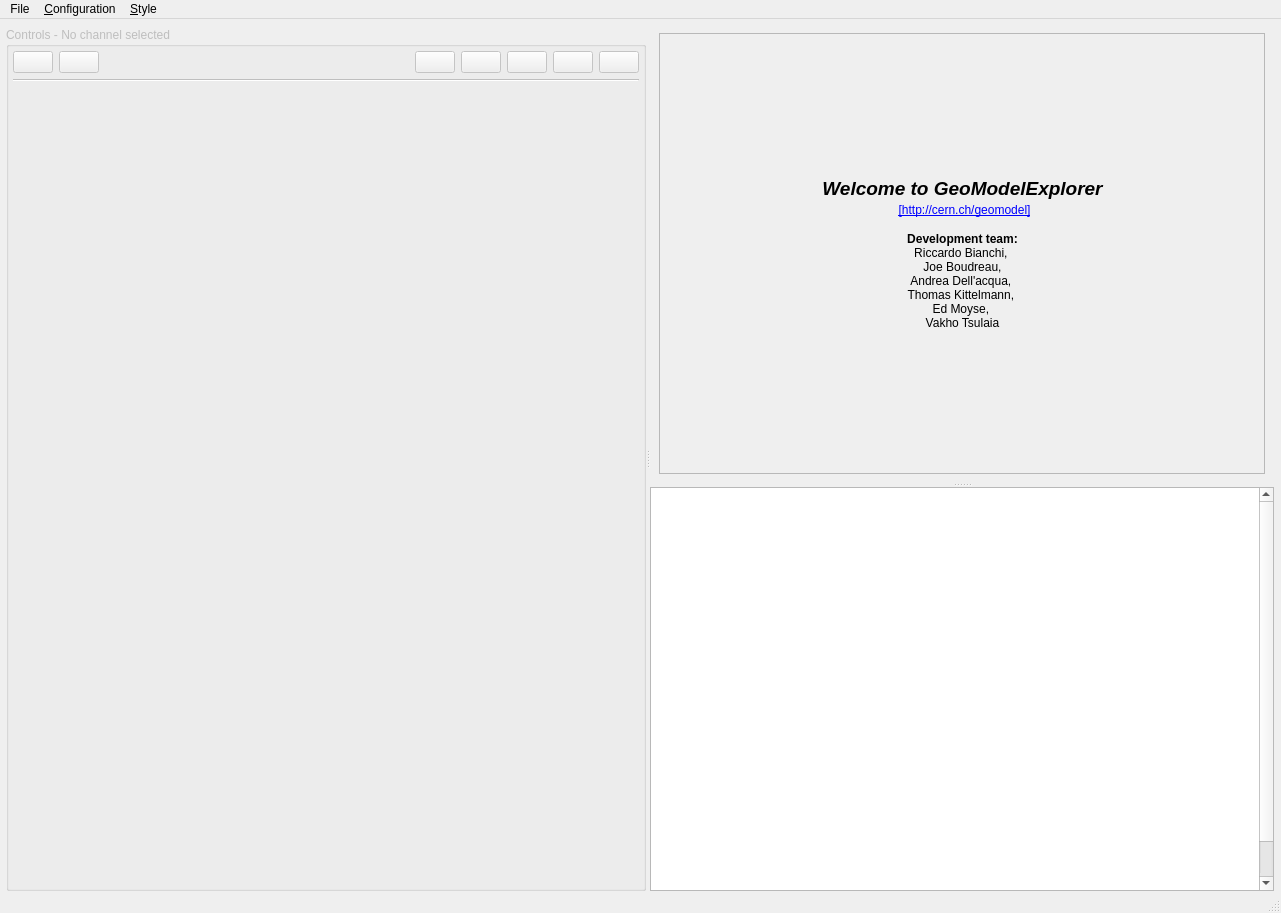
Before: the Qt Designer form VP1Gui/src/gxmainwindow.ui in efemberg11/GeoModel_rmakhman, drawn with Qt 5.
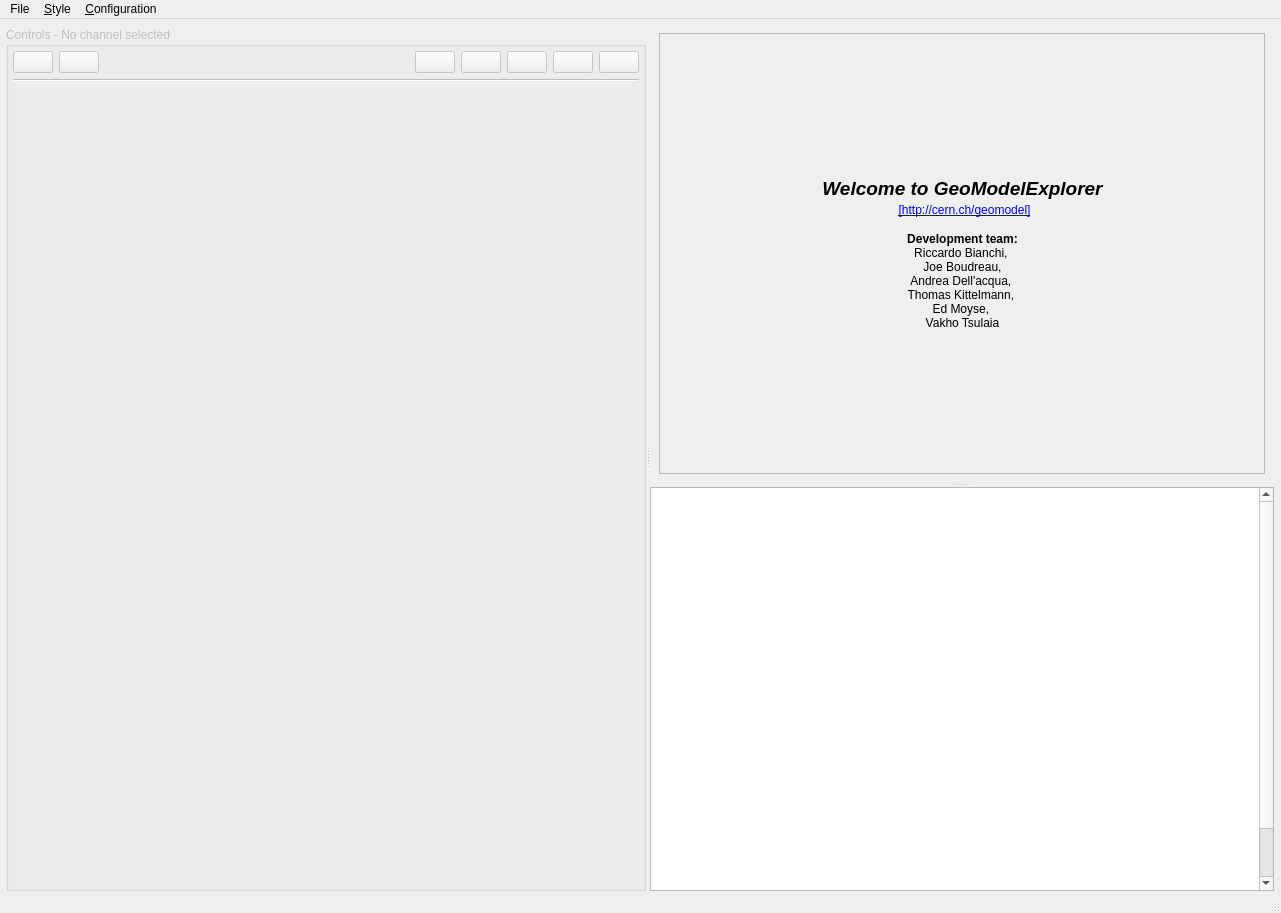
After: the same form once the commit is applied. Icons and pictures are not drawn. Custom widgets are drawn as their Qt base class.

Commit message: disable some features that are not working

Patch:
```diff
--- a/VP1Gui/src/gxmainwindow.ui
+++ b/VP1Gui/src/gxmainwindow.ui
@@ -428,6 +428,7 @@
 &lt;p style=&quot;-qt-paragraph-type:empty; margin-top:0px; margin-bottom:0px; margin-left:0px; margin-right:0px; -qt-block-indent:0; text-indent:0px;&quot;&gt;&lt;br /&gt;&lt;/p&gt;
 &lt;p style=&quot;-qt-paragraph-type:empty; margin-top:0px; margin-bottom:0px; margin-left:0px; margin-right:0px; -qt-block-indent:0; text-indent:0px;&quot;&gt;&lt;br /&gt;&lt;/p&gt;
 &lt;p style=&quot;-qt-paragraph-type:empty; margin-top:0px; margin-bottom:0px; margin-left:0px; margin-right:0px; -qt-block-indent:0; text-indent:0px;&quot;&gt;&lt;br /&gt;&lt;/p&gt;
+&lt;p style=&quot;-qt-paragraph-type:empty; margin-top:0px; margin-bottom:0px; margin-left:0px; margin-right:0px; -qt-block-indent:0; text-indent:0px;&quot;&gt;&lt;br /&gt;&lt;/p&gt;
 &lt;p style=&quot;-qt-paragraph-type:empty; margin-top:0px; margin-bottom:0px; margin-left:0px; margin-right:0px; -qt-block-indent:0; text-indent:0px; font-family:'Cantarell';&quot;&gt;&lt;br /&gt;&lt;/p&gt;
 &lt;p style=&quot;-qt-paragraph-type:empty; margin-top:0px; margin-bottom:0px; margin-left:0px; margin-right:0px; -qt-block-indent:0; text-indent:0px; font-family:'Cantarell';&quot;&gt;&lt;br /&gt;&lt;/p&gt;
 &lt;p style=&quot;-qt-paragraph-type:empty; margin-top:0px; margin-bottom:0px; margin-left:0px; margin-right:0px; -qt-block-indent:0; text-indent:0px; font-family:'Sans'; font-size:10pt;&quot;&gt;&lt;br /&gt;&lt;/p&gt;
@@ -478,8 +479,8 @@
     <addaction name="action_exit_VP1"/>
    </widget>
    <addaction name="menuQuick_Launch"/>
-   <addaction name="menuConfiguration"/>
    <addaction name="menu_Style"/>
+   <addaction name="menuConfiguration"/>
   </widget>
   <widget class="QStatusBar" name="statusbar"/>
   <action name="actionLoad_plugin">
```
The commit also changes 2 other files.
